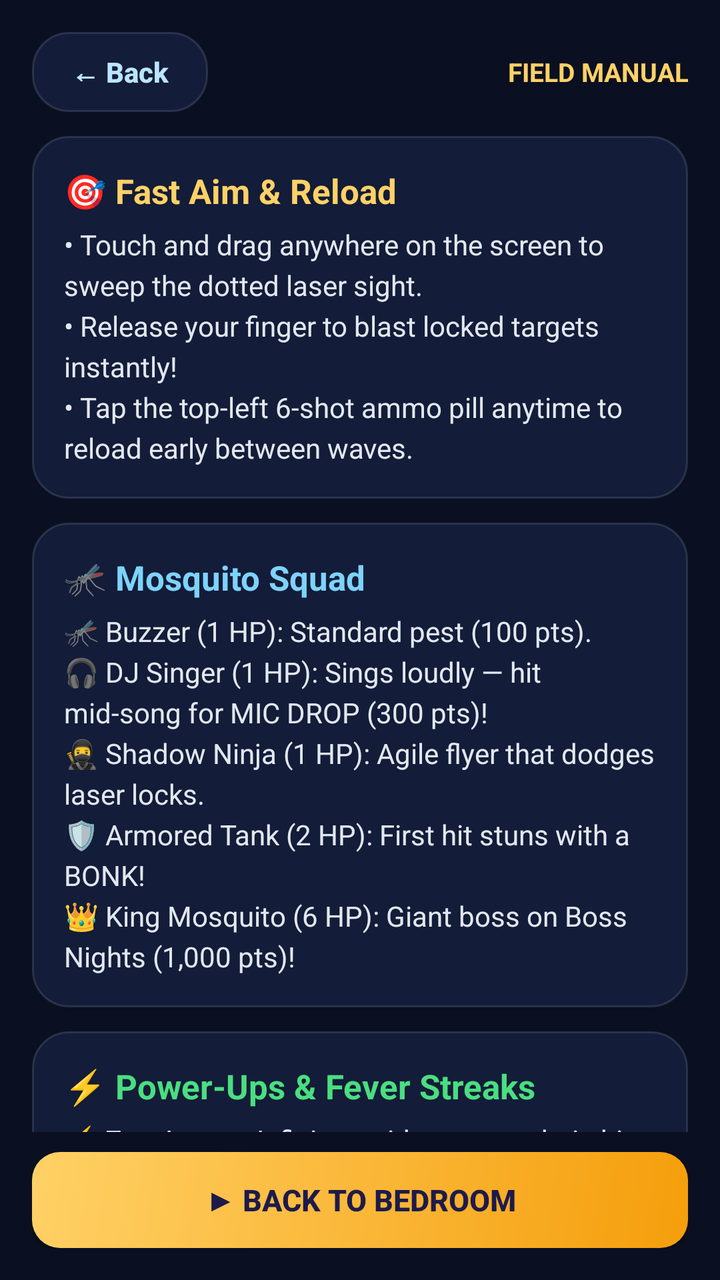
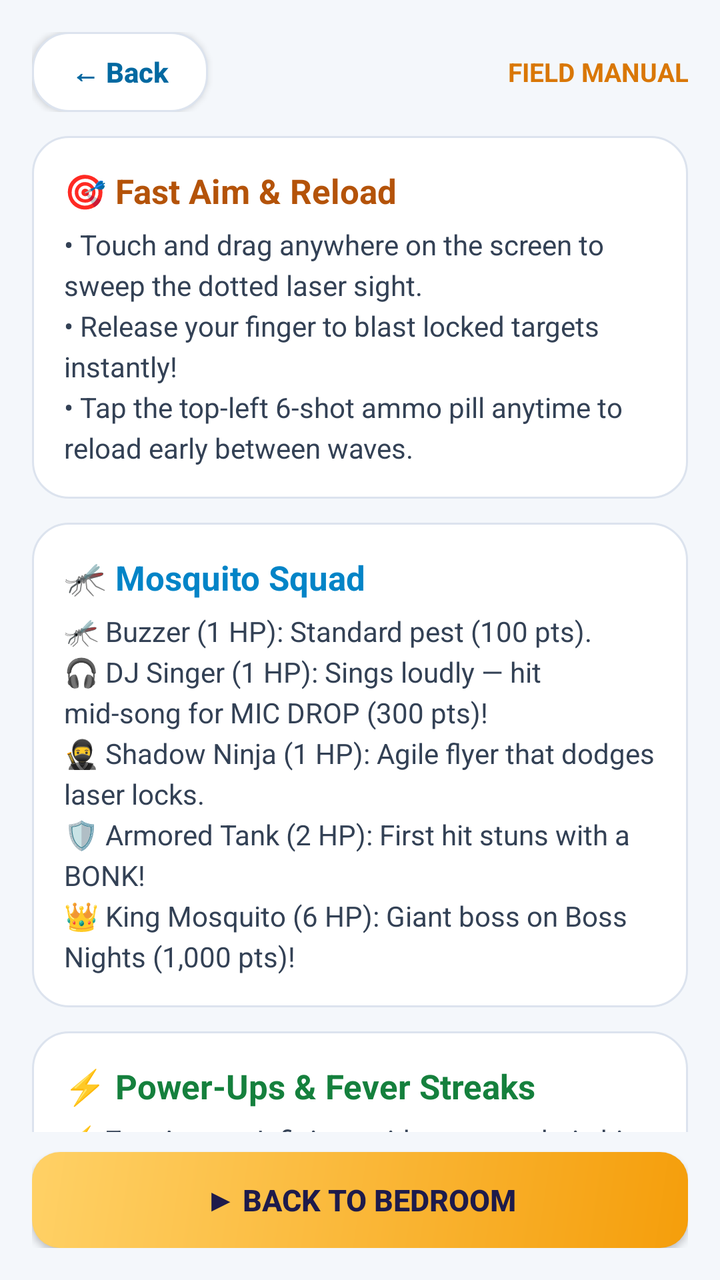

Screens rendered from an Android XML layout before and after an edit, with the pre-edit source and the edit as a unified diff.
<!-- AndroidManifest.xml: activity theme AppTheme.NoActionBar -->
<!-- res/layout/activity_native_guide.xml -->
<?xml version="1.0" encoding="utf-8"?>
<LinearLayout xmlns:android="http://schemas.android.com/apk/res/android"
    android:layout_width="match_parent"
    android:layout_height="match_parent"
    android:background="#0A1022"
    android:fitsSystemWindows="true"
    android:orientation="vertical"
    android:padding="16dp">

    <LinearLayout
        android:layout_width="match_parent"
        android:layout_height="wrap_content"
        android:gravity="center_vertical"
        android:orientation="horizontal"
        android:paddingBottom="12dp">

        <Button
            android:id="@+id/btnBackGuide"
            android:layout_width="wrap_content"
            android:layout_height="40dp"
            android:background="@drawable/bg_night_card"
            android:paddingHorizontal="14dp"
            android:text="← Back"
            android:textAllCaps="false"
            android:textColor="#BAE6FD"
            android:textStyle="bold" />

        <TextView
            android:layout_width="0dp"
            android:layout_height="wrap_content"
            android:layout_weight="1"
            android:gravity="end"
            android:text="FIELD MANUAL"
            android:textColor="#FFD166"
            android:textSize="13sp"
            android:textStyle="bold" />
    </LinearLayout>

    <ScrollView
        android:layout_width="match_parent"
        android:layout_height="0dp"
        android:layout_weight="1"
        android:scrollbars="none">

        <LinearLayout
            android:layout_width="match_parent"
            android:layout_height="wrap_content"
            android:orientation="vertical">

            <LinearLayout
                android:layout_width="match_parent"
                android:layout_height="wrap_content"
                android:layout_marginBottom="12dp"
                android:background="@drawable/bg_night_card"
                android:orientation="vertical"
                android:padding="16dp">

                <TextView
                    android:layout_width="wrap_content"
                    android:layout_height="wrap_content"
                    android:text="🎯 Fast Aim &amp; Reload"
                    android:textColor="#FFD166"
                    android:textSize="17sp"
                    android:textStyle="bold" />

                <TextView
                    android:layout_width="match_parent"
                    android:layout_height="wrap_content"
                    android:layout_marginTop="6dp"
                    android:lineSpacingExtra="4dp"
                    android:text="• Touch and drag anywhere on the screen to sweep the dotted laser sight.\n• Release your finger to blast locked targets instantly!\n• Tap the top-left 6-shot ammo pill anytime to reload early between waves."
                    android:textColor="#E2E8F0"
                    android:textSize="14sp" />
            </LinearLayout>

            <LinearLayout
                android:layout_width="match_parent"
                android:layout_height="wrap_content"
                android:layout_marginBottom="12dp"
                android:background="@drawable/bg_night_card"
                android:orientation="vertical"
                android:padding="16dp">

                <TextView
                    android:layout_width="wrap_content"
                    android:layout_height="wrap_content"
                    android:text="🦟 Mosquito Squad"
                    android:textColor="#7DD3FC"
                    android:textSize="17sp"
                    android:textStyle="bold" />

                <TextView
                    android:layout_width="match_parent"
                    android:layout_height="wrap_content"
                    android:layout_marginTop="6dp"
                    android:lineSpacingExtra="4dp"
                    android:text="🦟 Buzzer (1 HP): Standard pest (100 pts).\n🎧 DJ Singer (1 HP): Sings loudly — hit mid-song for MIC DROP (300 pts)!\n🥷 Shadow Ninja (1 HP): Agile flyer that dodges laser locks.\n🛡️ Armored Tank (2 HP): First hit stuns with a BONK!\n👑 King Mosquito (6 HP): Giant boss on Boss Nights (1,000 pts)!"
                    android:textColor="#E2E8F0"
                    android:textSize="14sp" />
            </LinearLayout>

            <LinearLayout
                android:layout_width="match_parent"
                android:layout_height="wrap_content"
                android:layout_marginBottom="12dp"
                android:background="@drawable/bg_night_card"
                android:orientation="vertical"
                android:padding="16dp">

                <TextView
                    android:layout_width="wrap_content"
                    android:layout_height="wrap_content"
                    android:text="⚡ Power-Ups &amp; Fever Streaks"
                    android:textColor="#4ADE80"
                    android:textSize="17sp"
                    android:textStyle="bold" />

                <TextView
                    android:layout_width="match_parent"
                    android:layout_height="wrap_content"
                    android:layout_marginTop="6dp"
                    android:lineSpacingExtra="4dp"
                    android:text="⚡ Zap Ammo: Infinite rapid ammo + chain hits (2 dmg).\n🌀 Sleep Coil: Slows every mosquito by 52%.\n💖 Deep Sleep: Restores +1 Sleep Heart.\n🔥 Every 5x combo streak awards +5 Sleep Coins!"
                    android:textColor="#E2E8F0"
                    android:textSize="14sp" />
            </LinearLayout>
        </LinearLayout>
    </ScrollView>

    <Button
        android:id="@+id/btnPlayNowGuide"
        android:layout_width="match_parent"
        android:layout_height="48dp"
        android:layout_marginTop="10dp"
        android:background="@drawable/bg_gold_button"
        android:text="▶ BACK TO BEDROOM"
        android:textColor="#1E1B4B"
        android:textSize="15sp"
        android:textStyle="bold" />
</LinearLayout>
<!-- resources referenced by this layout -->
<resources>
  <!-- drawable bg_gold_button (drawable) -->
  <?xml version="1.0" encoding="utf-8"?>
  <shape xmlns:android="http://schemas.android.com/apk/res/android" android:shape="rectangle">
      <gradient
          android:angle="315"
          android:startColor="#FFD166"
          android:endColor="#F59E0B" />
      <corners android:radius="14dp" />
  </shape>
  <!-- drawable bg_night_card (drawable) -->
  <?xml version="1.0" encoding="utf-8"?>
  <shape xmlns:android="http://schemas.android.com/apk/res/android" android:shape="rectangle">
      <solid android:color="#131C38" />
      <corners android:radius="18dp" />
      <stroke android:width="1dp" android:color="#3394A3B8" />
  </shape>
  <style name="AppTheme.NoActionBar" parent="Theme.AppCompat.DayNight.NoActionBar">
          <item name="windowActionBar">false</item>
          <item name="windowNoTitle">true</item>
          <item name="android:background">@null</item>
      </style>
</resources>

<!-- the commit's change to res/layout/activity_native_guide.xml (unified diff, before → after) -->
@@ -2,7 +2,7 @@
 <LinearLayout xmlns:android="http://schemas.android.com/apk/res/android"
     android:layout_width="match_parent"
     android:layout_height="match_parent"
-    android:background="#0A1022"
+    android:background="#F4F7FB"
     android:fitsSystemWindows="true"
     android:orientation="vertical"
     android:padding="16dp">
@@ -22,7 +22,7 @@
             android:paddingHorizontal="14dp"
             android:text="← Back"
             android:textAllCaps="false"
-            android:textColor="#BAE6FD"
+            android:textColor="#0369A1"
             android:textStyle="bold" />
 
         <TextView
@@ -31,7 +31,7 @@
             android:layout_weight="1"
             android:gravity="end"
             android:text="FIELD MANUAL"
-            android:textColor="#FFD166"
+            android:textColor="#D97706"
             android:textSize="13sp"
             android:textStyle="bold" />
     </LinearLayout>
@@ -59,7 +59,7 @@
                     android:layout_width="wrap_content"
                     android:layout_height="wrap_content"
                     android:text="🎯 Fast Aim &amp; Reload"
-                    android:textColor="#FFD166"
+                    android:textColor="#B45309"
                     android:textSize="17sp"
                     android:textStyle="bold" />
 
@@ -69,7 +69,7 @@
                     android:layout_marginTop="6dp"
                     android:lineSpacingExtra="4dp"
                     android:text="• Touch and drag anywhere on the screen to sweep the dotted laser sight.\n• Release your finger to blast locked targets instantly!\n• Tap the top-left 6-shot ammo pill anytime to reload early between waves."
-                    android:textColor="#E2E8F0"
+                    android:textColor="#334155"
                     android:textSize="14sp" />
             </LinearLayout>
 
@@ -85,7 +85,7 @@
                     android:layout_width="wrap_content"
                     android:layout_height="wrap_content"
                     android:text="🦟 Mosquito Squad"
-                    android:textColor="#7DD3FC"
+                    android:textColor="#0284C7"
                     android:textSize="17sp"
                     android:textStyle="bold" />
 
@@ -95,7 +95,7 @@
                     android:layout_marginTop="6dp"
                     android:lineSpacingExtra="4dp"
                     android:text="🦟 Buzzer (1 HP): Standard pest (100 pts).\n🎧 DJ Singer (1 HP): Sings loudly — hit mid-song for MIC DROP (300 pts)!\n🥷 Shadow Ninja (1 HP): Agile flyer that dodges laser locks.\n🛡️ Armored Tank (2 HP): First hit stuns with a BONK!\n👑 King Mosquito (6 HP): Giant boss on Boss Nights (1,000 pts)!"
-                    android:textColor="#E2E8F0"
+                    android:textColor="#334155"
                     android:textSize="14sp" />
             </LinearLayout>
 
@@ -111,7 +111,7 @@
                     android:layout_width="wrap_content"
                     android:layout_height="wrap_content"
                     android:text="⚡ Power-Ups &amp; Fever Streaks"
-                    android:textColor="#4ADE80"
+                    android:textColor="#15803D"
                     android:textSize="17sp"
                     android:textStyle="bold" />
 
@@ -121,7 +121,7 @@
                     android:layout_marginTop="6dp"
                     android:lineSpacingExtra="4dp"
                     android:text="⚡ Zap Ammo: Infinite rapid ammo + chain hits (2 dmg).\n🌀 Sleep Coil: Slows every mosquito by 52%.\n💖 Deep Sleep: Restores +1 Sleep Heart.\n🔥 Every 5x combo streak awards +5 Sleep Coins!"
-                    android:textColor="#E2E8F0"
+                    android:textColor="#334155"
                     android:textSize="14sp" />
             </LinearLayout>
         </LinearLayout>
<!-- resource entries referenced after the edit -->
@@ -12,9 +12,9 @@
   <!-- drawable bg_night_card (drawable) -->
   <?xml version="1.0" encoding="utf-8"?>
   <shape xmlns:android="http://schemas.android.com/apk/res/android" android:shape="rectangle">
-      <solid android:color="#131C38" />
+      <solid android:color="#FFFFFF" />
       <corners android:radius="18dp" />
-      <stroke android:width="1dp" android:color="#3394A3B8" />
+      <stroke android:width="1dp" android:color="#DCE3EE" />
   </shape>
   <style name="AppTheme.NoActionBar" parent="Theme.AppCompat.DayNight.NoActionBar">
           <item name="windowActionBar">false</item>
